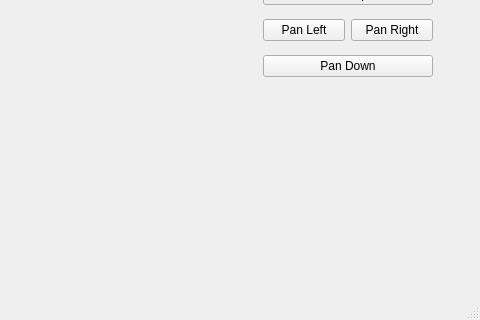
Qt form mainwindow.ui (University-of-Utah-CS3505/a8-sprite-editor-f23-Lukehamling) before a commit; both pictures show x 367 to 847 and y 215 to 535 of the 847 by 535 pixel window.
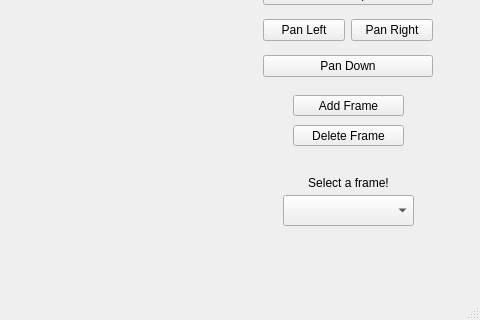
The same form after that commit.

Commit message: Created sprite header file and .cpp and implemented some methods required for sprite class.

Patch:
```diff
--- a/mainwindow.ui
+++ b/mainwindow.ui
@@ -208,6 +208,58 @@
      </item>
     </layout>
    </widget>
+   <widget class="QPushButton" name="addFrameButton">
+    <property name="geometry">
+     <rect>
+      <x>660</x>
+      <y>310</y>
+      <width>111</width>
+      <height>21</height>
+     </rect>
+    </property>
+    <property name="text">
+     <string>Add Frame</string>
+    </property>
+   </widget>
+   <widget class="QPushButton" name="deleteFrameButton">
+    <property name="geometry">
+     <rect>
+      <x>660</x>
+      <y>340</y>
+      <width>111</width>
+      <height>21</height>
+     </rect>
+    </property>
+    <property name="text">
+     <string>Delete Frame</string>
+    </property>
+   </widget>
+   <widget class="QComboBox" name="frameSelector">
+    <property name="geometry">
+     <rect>
+      <x>650</x>
+      <y>410</y>
+      <width>131</width>
+      <height>31</height>
+     </rect>
+    </property>
+   </widget>
+   <widget class="QLabel" name="frameSelectorLabel">
+    <property name="geometry">
+     <rect>
+      <x>660</x>
+      <y>390</y>
+      <width>111</width>
+      <height>16</height>
+     </rect>
+    </property>
+    <property name="text">
+     <string>Select a frame!</string>
+    </property>
+    <property name="alignment">
+     <set>Qt::AlignCenter</set>
+    </property>
+   </widget>
   </widget>
   <widget class="QMenuBar" name="menubar">
    <property name="geometry">
```
Left out of the diff: 2 changed lines with no effect on the pictures. The commit also changes 3 other files.
